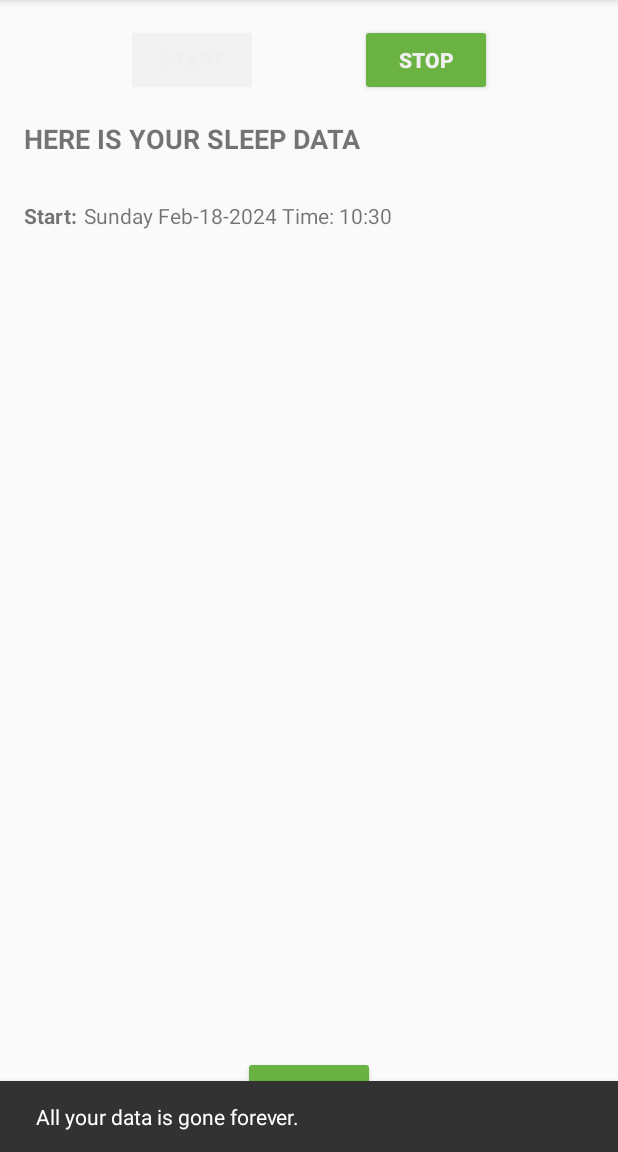
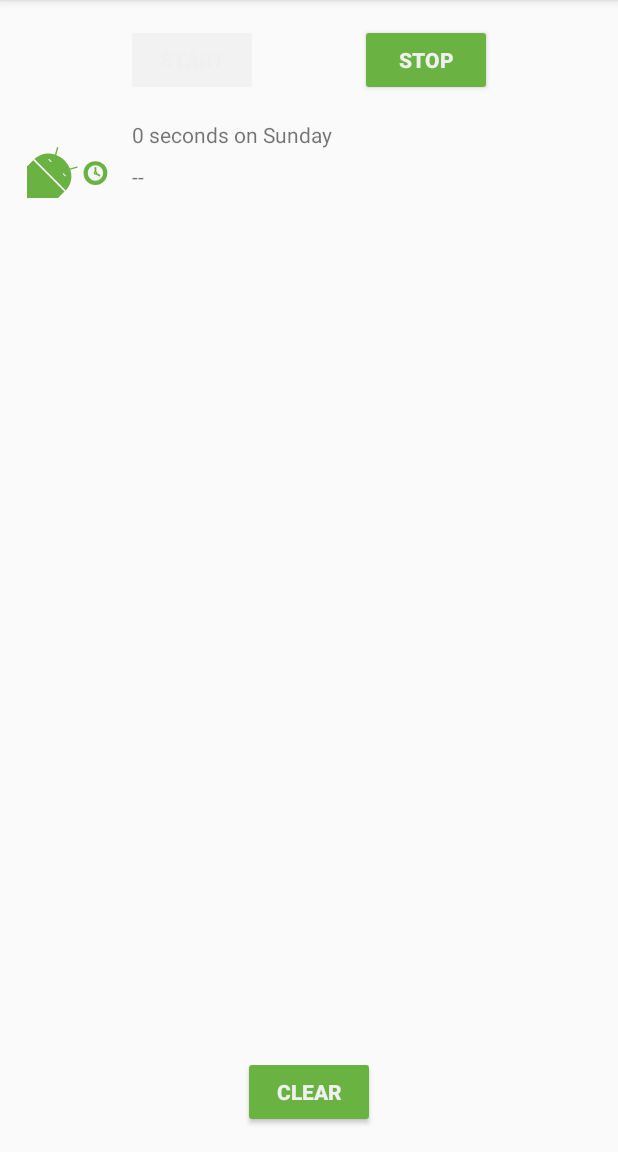
Before and after one commit to JanMeckelholt/sleep_tracker, an Android app: the screen it shows after launch (MainActivity), after a tap on "START", on a phone screen of 412 x 824 dp, the part 84-1236 px from its top. Run offline under Robolectric (Android 15) with nearby library versions, the phone set to English and light mode, and no system bars; our stand-ins replace Room's generated code, Timber, data binding; Roboto replaces fonts that are not available here; 1 other tap on this screen came first.

Commit message:
SleepNightAdapter with custom viewholder

```diff
--- a/app/src/main/java/de/janmeckelholt/sleep_tracker/Util.kt
+++ b/app/src/main/java/de/janmeckelholt/sleep_tracker/Util.kt
@@ -8,8 +8,11 @@ import android.text.Spanned
 import androidx.core.text.HtmlCompat
 import de.janmeckelholt.sleep_tracker.database.SleepNight
 import java.text.SimpleDateFormat
+import java.util.Locale
+import java.util.concurrent.TimeUnit
 
-
+private val ONE_MINUTE_MILLIS = TimeUnit.MILLISECONDS.convert(1, TimeUnit.MINUTES)
+private val ONE_HOUR_MILLIS = TimeUnit.MILLISECONDS.convert(1, TimeUnit.HOURS)
 fun convertNumericQualityToString(quality: Int, resources: Resources): String {
     var qualityString = resources.getString(R.string.three_ok)
     when (quality) {
@@ -58,3 +61,22 @@ fun formatNights(nights: List<SleepNight>, resources: Resources): Spanned {
         return HtmlCompat.fromHtml(sb.toString(), HtmlCompat.FROM_HTML_MODE_LEGACY)
     }
 }
+
+fun convertDurationToFormatted(startTimeMilli: Long, endTimeMilli: Long, res: Resources): String {
+    val durationMilli = endTimeMilli - startTimeMilli
+    val weekdayString = SimpleDateFormat("EEEE", Locale.getDefault()).format(startTimeMilli)
+    return when {
+        durationMilli < ONE_MINUTE_MILLIS -> {
+            val seconds = TimeUnit.SECONDS.convert(durationMilli, TimeUnit.MILLISECONDS)
+            res.getString(R.string.seconds_length, seconds, weekdayString)
+        }
+        durationMilli < ONE_HOUR_MILLIS -> {
+            val minutes = TimeUnit.MINUTES.convert(durationMilli, TimeUnit.MILLISECONDS)
+            res.getString(R.string.minutes_length, minutes, weekdayString)
+        }
+        else -> {
+            val hours = TimeUnit.HOURS.convert(durationMilli, TimeUnit.MILLISECONDS)
+            res.getString(R.string.hours_length, hours, weekdayString)
+        }
+    }
+}
--- /dev/null
+++ b/app/src/main/java/de/janmeckelholt/sleep_tracker/sleeptracker/SleepNightAdapter.kt
@@ -0,0 +1,56 @@
+package de.janmeckelholt.sleep_tracker.sleeptracker
+
+import android.view.LayoutInflater
+import android.view.View
+import android.view.ViewGroup
+import android.widget.ImageView
+import android.widget.TextView
+import androidx.recyclerview.widget.RecyclerView
+import de.janmeckelholt.sleep_tracker.R
+import de.janmeckelholt.sleep_tracker.convertDurationToFormatted
+import de.janmeckelholt.sleep_tracker.convertNumericQualityToString
+import de.janmeckelholt.sleep_tracker.database.SleepNight
+import timber.log.Timber
+
+
+class SleepNightAdapter: RecyclerView.Adapter<SleepNightAdapter.ViewHolder>() {
+    var data = listOf<SleepNight>()
+        set(value) {
+            field = value
+            notifyDataSetChanged()
+        }
+    override fun onCreateViewHolder(parent: ViewGroup, viewType: Int): ViewHolder {
+        Timber.i("onCreateViewholder $parent, $viewType")
+        val layoutInflater = LayoutInflater.from(parent.context)
+        val view = layoutInflater.inflate(R.layout.list_item_sleep_night, parent, false)
+        return ViewHolder(view)
+    }
+
+    override fun getItemCount(): Int {
+        return data.size
+    }
+
+    override fun onBindViewHolder(holder: ViewHolder, position: Int) {
+        val item = data[position]
+        val res = holder.itemView.context.resources
+        holder.sleepLength.text = convertDurationToFormatted(item.startTimeMilli, item.endTimeMilli, res)
+        holder.sleepQualityText.text = convertNumericQualityToString(item.sleepQuality, res)
+        holder.sleepQualityImage.setImageResource(when (item.sleepQuality) {
+            0 -> R.drawable.ic_sleep_0
+            1 -> R.drawable.ic_sleep_1
+            2 -> R.drawable.ic_sleep_2
+            3 -> R.drawable.ic_sleep_3
+            4 -> R.drawable.ic_sleep_4
+            5 -> R.drawable.ic_sleep_5
+            else -> R.drawable.ic_sleep_active
+        })
+    }
+
+    class ViewHolder(itemView: View): RecyclerView.ViewHolder(itemView){
+        val sleepLength: TextView = itemView.findViewById(R.id.sleep_length)
+        val sleepQualityText: TextView = itemView.findViewById(R.id.sleep_quality_text)
+        val sleepQualityImage: ImageView = itemView.findViewById(R.id.sleep_quality_image)
+
+    }
+
+}
--- a/app/src/main/java/de/janmeckelholt/sleep_tracker/sleeptracker/SleepTrackerFragment.kt
+++ b/app/src/main/java/de/janmeckelholt/sleep_tracker/sleeptracker/SleepTrackerFragment.kt
@@ -30,6 +30,13 @@ class SleepTrackerFragment : Fragment() {
         viewModel = ViewModelProvider(this, viewModelFactory).get(SleepTrackerViewModel::class.java)
         binding.lifecycleOwner = viewLifecycleOwner
         binding.sleepTrackerViewModel = viewModel
+        val adapter = SleepNightAdapter()
+        binding.sleepList.adapter = adapter
+        viewModel.nights.observe(viewLifecycleOwner, Observer {
+            it?.let {
+                adapter.data = it
+            }
+        })
         viewModel.navigateToSleepQuality.observe(viewLifecycleOwner, Observer {
             night ->
             night?.let {
--- a/app/src/main/java/de/janmeckelholt/sleep_tracker/sleeptracker/SleepTrackerViewModel.kt
+++ b/app/src/main/java/de/janmeckelholt/sleep_tracker/sleeptracker/SleepTrackerViewModel.kt
@@ -1,7 +1,6 @@
 package de.janmeckelholt.sleep_tracker.sleeptracker
 
 import android.app.Application
-import android.util.Log
 import androidx.lifecycle.AndroidViewModel
 import androidx.lifecycle.LiveData
 import androidx.lifecycle.MutableLiveData
@@ -16,10 +15,7 @@ import timber.log.Timber
 class SleepTrackerViewModel(val database: SleepDatabaseDao, application: Application) :
     AndroidViewModel(application) {
     private var tonight = MutableLiveData<SleepNight?>()
-    private val nights = database.getAllNights()
-    val nightsStr = nights.map {
-        formatNights(it, application.resources)
-    }
+    val nights = database.getAllNights()
 
     val startButtonVisible = tonight.map {
         return@map (it == null)
@@ -27,6 +23,10 @@ class SleepTrackerViewModel(val database: SleepDatabaseDao, application: Applica
 
     val stopButtonVisible = tonight.map {
         return@map (it != null)
+    }
+
+    val clearButtonVisible = nights.map {
+        return@map (it.isNotEmpty())
     }
 
     private var _showSnackBarEvent = MutableLiveData<Boolean>()
--- /dev/null
+++ b/app/src/main/res/drawable/ic_sleep_active.xml
@@ -0,0 +1,77 @@
+<!--
+  ~ Copyright 2018, The Android Open Source Project
+  ~
+  ~ Licensed under the Apache License, Version 2.0 (the "License");
+  ~ you may not use this file except in compliance with the License.
+  ~ You may obtain a copy of the License at
+  ~
+  ~     http://www.apache.org/licenses/LICENSE-2.0
+  ~
+  ~ Unless required by applicable law or agreed to in writing, software
+  ~ distributed under the License is distributed on an "AS IS" BASIS,
+  ~ WITHOUT WARRANTIES OR CONDITIONS OF ANY KIND, either express or implied.
+  ~ See the License for the specific language governing permissions and
+  ~ limitations under the License.
+  -->
+
+<vector xmlns:android="http://schemas.android.com/apk/res/android"
+    android:width="108dp"
+    android:height="108dp"
+    android:viewportWidth="512"
+    android:viewportHeight="512">
+    <path
+        android:pathData="M35.58,297.76l6.18,-7.64l98.76,-8.5l100.14,101.33l-20,86.04l-7.5,6.29l-126.86,-7.63l-50.72,-169.89z"
+        android:fillColor="#fff"/>
+    <path
+        android:pathData="M389,302.51q-28.14,0 -47.68,19.54T321.8,369.73q0,28.15 19.55,48.08T389,437.74q28.14,0 48.08,-19.93T457,369.73q0,-28.14 -19.93,-47.68T389,302.51Z"
+        android:fillColor="#6ab343"/>
+    <path
+        android:pathData="M389.17,326.32a43.23,43.23 0,0 0,-43.55 43.55A42.84,42.84 0,0 0,358.28 401a41.6,41.6 0,0 0,30.89 12.92,44.09 44.09,0 0,0 44.05,-44.06A41.61,41.61 0,0 0,420.31 339,42.91 42.91,0 0,0 389.17,326.32Z"
+        android:fillColor="#f5f5f5"/>
+    <path
+        android:pathData="M389.4,363.79L389.4,340.35"
+        android:strokeLineJoin="round"
+        android:strokeWidth="10"
+        android:fillColor="#00000000"
+        android:strokeColor="#6ab343"
+        android:strokeLineCap="round"/>
+    <path
+        android:pathData="M394.5,373.69L412.12,384.46"
+        android:strokeLineJoin="round"
+        android:strokeWidth="10"
+        android:fillColor="#00000000"
+        android:strokeColor="#6ab343"
+        android:strokeLineCap="round"/>
+    <path
+        android:pathData="M389.39,363.79a6.25,6.25 0,0 0,-6.3 6.3,6.2 6.2,0 0,0 1.83,4.5 6,6 0,0 0,4.47 1.87,6.37 6.37,0 0,0 6.36,-6.37 6,6 0,0 0,-1.86 -4.47A6.21,6.21 0,0 0,389.39 363.79Z"
+        android:strokeWidth="7"
+        android:fillColor="#f5f5f5"
+        android:strokeColor="#6ab343"/>
+    <group>
+        <clip-path android:pathData="M584.94,0h512v512h-512z M 0,0"/>
+        <path
+            android:pathData="M448.55,437.05,709.34,697.84a8.72,8.72,0,0,0,12.32,0l325.45,-325.45a8.72,8.72,0,0,0,0,-12.32L778,91a18.84,18.84,0,0,0,-26.65,0L442,382.4l-2.36,5.16A44.07,44.07,0,0,0,448.55,437.05Z"
+            android:fillColor="#43a047"/>
+        <path
+            android:pathData="M440.25,415.17l275.52002,275.52l335.0,-334.99l-278.15002,-278.15002l-334.26,328.40002l1.8900146,9.220001z"
+            android:fillColor="#c0ca33"/>
+        <path
+            android:pathData="M544.72,137.12h393.36v473.76h-393.36z"
+            android:fillColor="#e6ee9c"/>
+        <path
+            android:pathData="M548.74,117.2H930.26a8.41,8.41,0,0,1,8.41,8.41V586.47a8.41,8.41,0,0,1,-8.41,8.41H548.74a18.19,18.19,0,0,1,-18.19,-18.19V135.4a18.19,18.19,0,0,1,18.19,-18.19Z"
+            android:fillColor="#6ab343"/>
+        <path
+            android:pathData="M601.64,-8.95h13.65v477.68h-13.65z"
+            android:fillColor="#43a047"/>
+        <path
+            android:pathData="M612.29,-1.71h6.82v477.68h-6.82z"
+            android:fillColor="#66bb6a"/>
+    </group>
+    <group>
+        <clip-path android:pathData="M0,0h512v512h-512z M 0,0"/>
+        <path
+            android:pathData="M246.59,351.91l39.17,-11.45a3.89,3.89,0,1,0,-2.17,-7.47L244,344.56a136.82,136.82,0,0,0,-77.69,-77.77l11.49,-39.53a3.89,3.89,0,1,0,-7.46,-2.19l-11.42,39.16c-41.3,-13.19,-86.47,-4.84,-117.17,25.89L220.66,469c30.72,-30.71,39,-75.78,25.93,-117.08m-211,-54.15L-93.27,426.67a29.94,29.94,0,0,0,0,42.38l14.43,14.43,-44,44a28.11,28.11,0,0,0,0,39.71,28.12,28.12,0,0,0,39.74,0l44,-44L-12.31,550l-44,44a28.1,28.1,0,0,0,0,39.71,28.1,28.1,0,0,0,39.74,0l44,-44,14.49,14.47a30,30,0,0,0,42.39,0l128.86,-128.9Zm180.59,90.92L203.59,376.1a1.71,1.71,0,0,1,0,-2.41l1.59,-1.59a1.71,1.71,0,0,1,2.41,0l12.58,12.58a1.71,1.71,0,0,1,0,2.41l-1.59,1.59A1.7,1.7,0,0,1,216.17,388.68Zm-81.43,-81.43,-12.58,-12.58a1.7,1.7,0,0,1,0,-2.4l1.59,-1.6a1.71,1.71,0,0,1,2.41,0l12.58,12.59a1.68,1.68,0,0,1,0,2.4l-1.59,1.59A1.7,1.7,0,0,1,134.74,307.25Zm-99.16,-9.49L-93.27,426.67a29.94,29.94,0,0,0,0,42.38l14.43,14.43,-44,44a28.11,28.11,0,0,0,0,39.71,28.12,28.12,0,0,0,39.74,0l44,-44L-12.31,550l-44,44a28.1,28.1,0,0,0,0,39.71,28.1,28.1,0,0,0,39.74,0l44,-44,14.49,14.47a30,30,0,0,0,42.39,0l128.86,-128.9Z"
+            android:fillColor="#6ab343"/>
+    </group>
+</vector>
--- a/app/src/main/res/layout/fragment_sleep_tracker.xml
+++ b/app/src/main/res/layout/fragment_sleep_tracker.xml
@@ -7,6 +7,7 @@
          the whole ViewModel, so that we can access the LiveData,
          click handlers, and state variables. -->
     <data>
+
         <variable
             name="sleepTrackerViewModel"
             type="de.janmeckelholt.sleep_tracker.sleeptracker.SleepTrackerViewModel" />
@@ -18,32 +19,15 @@
         android:layout_height="match_parent"
         tools:context=".sleeptracker.SleepTrackerFragment">
 
-        <!-- Simplest way of displaying scrollable text and data. There is a
-             better and more efficient way to do this, and you will learn about
-             RecyclerView in a later lesson. -->
-
-        <ScrollView
-            android:layout_width="match_parent"
+        <androidx.recyclerview.widget.RecyclerView
+            android:id="@+id/sleep_list"
+            android:layout_width="0dp"
             android:layout_height="0dp"
+            app:layoutManager="androidx.recyclerview.widget.LinearLayoutManager"
             app:layout_constraintBottom_toTopOf="@+id/clear_button"
             app:layout_constraintEnd_toEndOf="parent"
-            app:layout_constraintRight_toRightOf="parent"
             app:layout_constraintStart_toStartOf="parent"
-            app:layout_constraintTop_toBottomOf="@+id/stop_button">
-
-            <!-- In the TextView, we can access the nightsString LiveData,
-                 which keeps it displayed and updated in the TextView
-                 whenever it changes. -->
-
-            <TextView
-                android:id="@+id/textview"
-                android:layout_width="match_parent"
-                android:layout_height="wrap_content"
-                android:layout_marginStart="@dimen/margin"
-                android:layout_marginTop="@dimen/margin"
-                android:layout_marginEnd="@dimen/margin"
-                android:text="@{sleepTrackerViewModel.nightsStr}" />
-        </ScrollView>
+            app:layout_constraintTop_toBottomOf="@id/stop_button" />
 
         <!-- With data binding and LiveData, we can track the buttons' visibility states
              from the ViewModel. The click handler is in the ViewModel as well, and
@@ -55,13 +39,13 @@
             android:layout_width="wrap_content"
             android:layout_height="wrap_content"
             android:layout_marginStart="@dimen/margin"
+            android:enabled="@{sleepTrackerViewModel.startButtonVisible}"
+            android:onClick="@{()->sleepTrackerViewModel.onStartTracking()}"
             android:text="@string/start"
-            android:onClick="@{()->sleepTrackerViewModel.onStartTracking()}"
             app:layout_constraintBaseline_toBaselineOf="@id/stop_button"
             app:layout_constraintEnd_toStartOf="@+id/stop_button"
             app:layout_constraintHorizontal_chainStyle="spread"
-            app:layout_constraintStart_toStartOf="parent"
-            android:enabled="@{sleepTrackerViewModel.startButtonVisible}"/>
+            app:layout_constraintStart_toStartOf="parent" />
 
         <Button
             android:id="@+id/stop_button"
@@ -70,12 +54,12 @@
             android:layout_height="wrap_content"
             android:layout_marginTop="@dimen/margin"
             android:layout_marginEnd="@dimen/margin"
+            android:enabled="@{sleepTrackerViewModel.stopButtonVisible}"
+            android:onClick="@{()->sleepTrackerViewModel.onStopTracking()}"
             android:text="@string/stop"
-            android:onClick="@{()->sleepTrackerViewModel.onStopTracking()}"
             app:layout_constraintEnd_toEndOf="parent"
             app:layout_constraintStart_toEndOf="@+id/start_button"
-            app:layout_constraintTop_toTopOf="parent"
-            android:enabled="@{sleepTrackerViewModel.stopButtonVisible}"/>
+            app:layout_constraintTop_toTopOf="parent" />
 
         <Button
             android:id="@+id/clear_button"
@@ -85,8 +69,9 @@
             android:layout_marginStart="@dimen/margin"
             android:layout_marginEnd="@dimen/margin"
             android:layout_marginBottom="@dimen/margin"
+            android:enabled="@{sleepTrackerViewModel.clearButtonVisible}"
+            android:onClick="@{()->sleepTrackerViewModel.onClear()}"
             android:text="@string/clear"
-            android:onClick="@{()->sleepTrackerViewModel.onClear()}"
             app:layout_constraintBottom_toBottomOf="parent"
             app:layout_constraintEnd_toEndOf="parent"
             app:layout_constraintStart_toStartOf="parent" />
--- /dev/null
+++ b/app/src/main/res/layout/list_item_sleep_night.xml
@@ -0,0 +1,44 @@
+<?xml version="1.0" encoding="utf-8"?>
+<androidx.constraintlayout.widget.ConstraintLayout xmlns:android="http://schemas.android.com/apk/res/android"
+    xmlns:app="http://schemas.android.com/apk/res-auto"
+    xmlns:tools="http://schemas.android.com/tools"
+    android:layout_width="match_parent"
+    android:layout_height="wrap_content">
+
+    <ImageView
+        android:id="@+id/sleep_quality_image"
+        android:layout_width="@dimen/icon_size"
+        android:layout_height="60dp"
+        android:layout_marginStart="16dp"
+        android:layout_marginTop="8dp"
+        android:layout_marginBottom="8dp"
+        app:layout_constraintBottom_toBottomOf="parent"
+        app:layout_constraintStart_toStartOf="parent"
+        app:layout_constraintTop_toTopOf="parent"
+        app:srcCompat="@drawable/ic_sleep_5" />
+
+    <TextView
+        android:id="@+id/sleep_length"
+        android:layout_width="0dp"
+        android:layout_height="20dp"
+        android:layout_marginStart="8dp"
+        android:layout_marginTop="8dp"
+        android:layout_marginEnd="16dp"
+        android:text="5min"
+        app:layout_constraintEnd_toEndOf="parent"
+        app:layout_constraintStart_toEndOf="@+id/sleep_quality_image"
+        app:layout_constraintTop_toTopOf="@+id/sleep_quality_image" />
+
+    <TextView
+        android:id="@+id/sleep_quality_text"
+        android:layout_width="0dp"
+        android:layout_height="20dp"
+        android:layout_marginTop="8dp"
+        tools:text="Excellent!!!"
+        app:layout_constraintEnd_toEndOf="@id/sleep_length"
+        app:layout_constraintStart_toStartOf="@+id/sleep_length"
+        app:layout_constraintTop_toBottomOf="@+id/sleep_length" />
+
+
+
+</androidx.constraintlayout.widget.ConstraintLayout>
--- a/app/src/main/res/values/strings.xml
+++ b/app/src/main/res/values/strings.xml
@@ -36,4 +36,8 @@
 
     <!-- Toast to play after Clear button has been pressed -->
     <string name="cleared_message">All your data is gone forever.</string>
+
+    <string name="minutes_length">%d minutes on %s</string>
+    <string name="hours_length">%d hours on %s</string>
+    <string name="seconds_length">%d seconds on %s</string>
 </resources>
```
